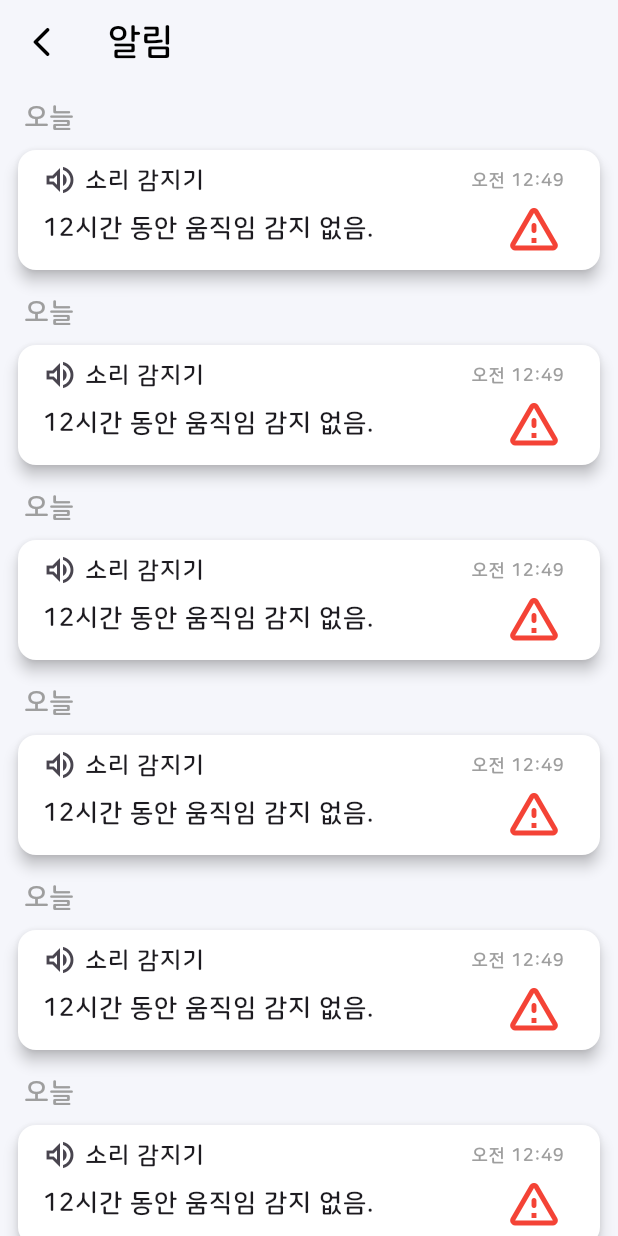
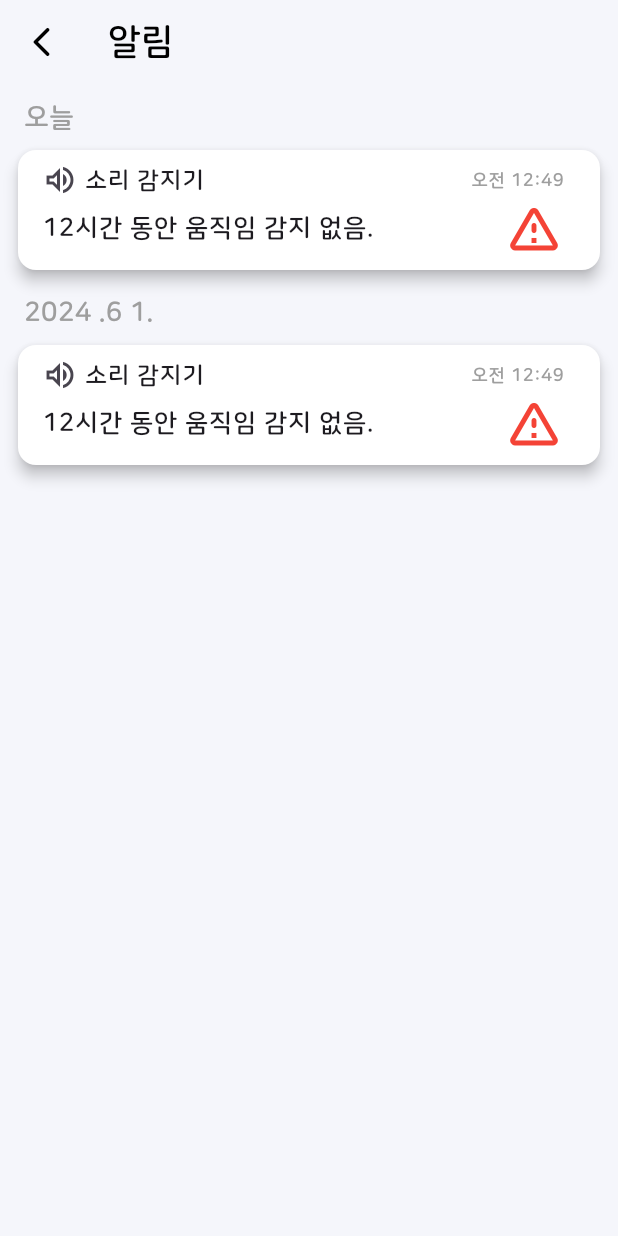
Before and after one commit to 2024-PROJECT-HACKATHON/RelaxCareFront, a Flutter app: the screen it shows after launch, after a tap on the "notifications none" icon, on a phone screen of 412 x 824 dp. Run offline on Flutter 3.47's test engine with Material 3 defaults, Android fonts, the phone set to English and light mode, and no system bars.

Commit message:
기능 추가

```diff
--- a/lib/alarm.dart
+++ b/lib/alarm.dart
@@ -14,6 +14,7 @@ class Alarm extends StatefulWidget {
 
 class _AlarmState extends State<Alarm> {
   @override
+  List<String> temp = ["오늘", "2024 .6 1."];
   Widget build(BuildContext context) {
     return Scaffold(
       backgroundColor: Color(0xFFF5F6FB),
@@ -39,7 +40,7 @@ class _AlarmState extends State<Alarm> {
           ),
           Expanded(
             child: ListView.builder(
-                itemCount: 10,
+                itemCount: 2,
                 itemBuilder: (context, index) {
                   return Padding(
                     padding: const EdgeInsets.symmetric(
@@ -51,7 +52,7 @@ class _AlarmState extends State<Alarm> {
                           padding: const EdgeInsets.symmetric(
                               horizontal: 8.0, vertical: 4.0),
                           child: Text(
-                            "오늘",
+                            temp[index],
                             style: TextStyle(
                               color: Colors.grey,
                               fontSize: 18,
--- a/lib/homeAlert.dart
+++ b/lib/homeAlert.dart
@@ -8,6 +8,7 @@ class HomeAlert extends StatefulWidget {
 }
 
 class _HomeAlert extends State<HomeAlert> {
+  List<String> temp = ["서울 집", "부산 집"];
   @override
   Widget build(BuildContext context) {
     final mediaQuery = MediaQuery.of(context);
@@ -58,7 +59,7 @@ class _HomeAlert extends State<HomeAlert> {
                                 width: screenWidth * 0.05,
                               ),
                               Text(
-                                "서울 집",
+                                temp[index],
                                 style: TextStyle(
                                     fontSize: 20, fontWeight: FontWeight.w800),
                               ),
--- a/lib/mainListPage.dart
+++ b/lib/mainListPage.dart
@@ -15,7 +15,7 @@ class MainListPage extends StatefulWidget {
 
 class _MyWidgetState extends State<MainListPage> {
   ScrollController? _scrollController;
-
+  int temp = 0;
   @override
   void initState() {
     super.initState();
@@ -162,10 +162,24 @@ class _MyWidgetState extends State<MainListPage> {
                     SizedBox(
                       width: screenWidth * 0.3,
                     ),
-                    Image.asset(
-                      'assets/images/check.png',
-                      width: screenWidth * 0.1,
-                      height: screenWidth * 0.1,
+                    GestureDetector(
+                      onTap: () {
+                        setState(() {
+                          sensorService.emarhencyState();
+                          temp = 1;
+                        });
+                      },
+                      child: temp == 0
+                          ? Image.asset(
+                              'assets/images/check.png',
+                              width: screenWidth * 0.1,
+                              height: screenWidth * 0.1,
+                            )
+                          : Image.asset(
+                              'assets/images/exclamation_mark.png',
+                              width: screenWidth * 0.1,
+                              height: screenWidth * 0.1,
+                            ),
                     ),
                   ],
                 ),
@@ -204,6 +218,7 @@ class _MyWidgetState extends State<MainListPage> {
                       ),
                       itemBuilder: (context, index) {
                         SensorData sensor = senserList[index];
+
                         return GestureDetector(
                           onTap: () {
                             showModalBottomSheet(
--- a/lib/sensorService.dart
+++ b/lib/sensorService.dart
@@ -54,13 +54,13 @@ class SensorService extends ChangeNotifier {
         issueLevel: 0),
     SensorData(
         name: "동작",
-        date: "12시간전 감지",
+        date: "11시간전 감지",
         detailText: "열심히 활동하고 있으세요",
         sensorImage: "assets/images/move.png",
         sensorName: "거실 동작 감지기",
         sensorNetwork: "Iptime 2.4",
         signalPower: "-54dbm",
-        issueLevel: 2),
+        issueLevel: 0),
     SensorData(
         name: "창문",
         date: "3시간 전 감지",
@@ -71,4 +71,11 @@ class SensorService extends ChangeNotifier {
         signalPower: "-54dbm",
         issueLevel: 0),
   ];
+
+  void emarhencyState() {
+    senserList[3].date = "12시간전 동작";
+    senserList[3].detailText = "특이사항 발생";
+    senserList[3].issueLevel = 1;
+    notifyListeners();
+  }
 }
```
